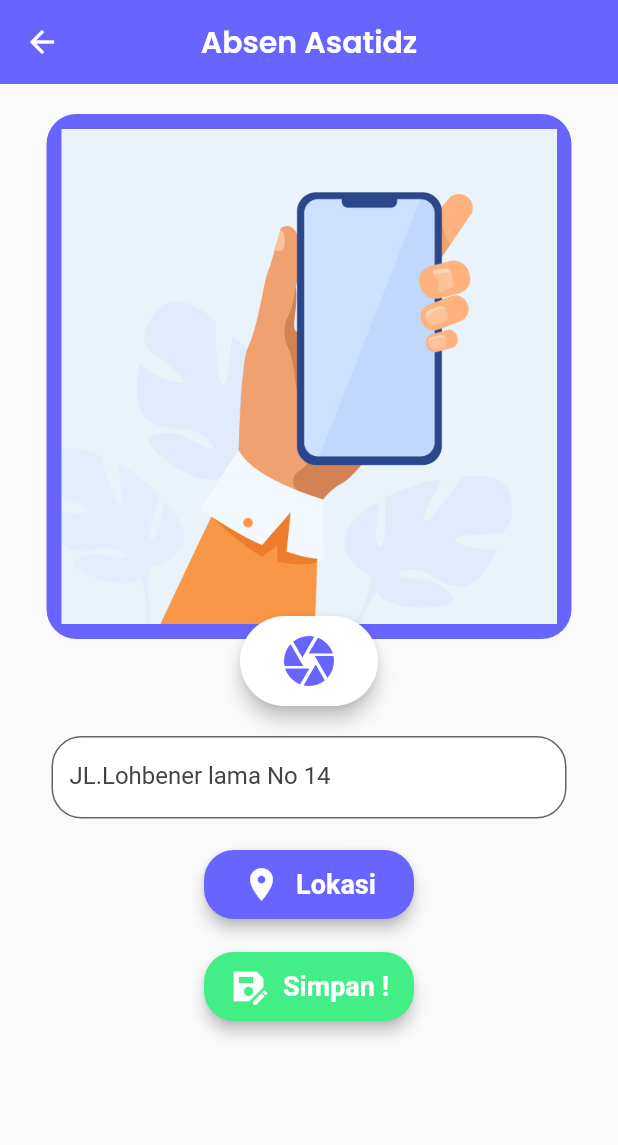
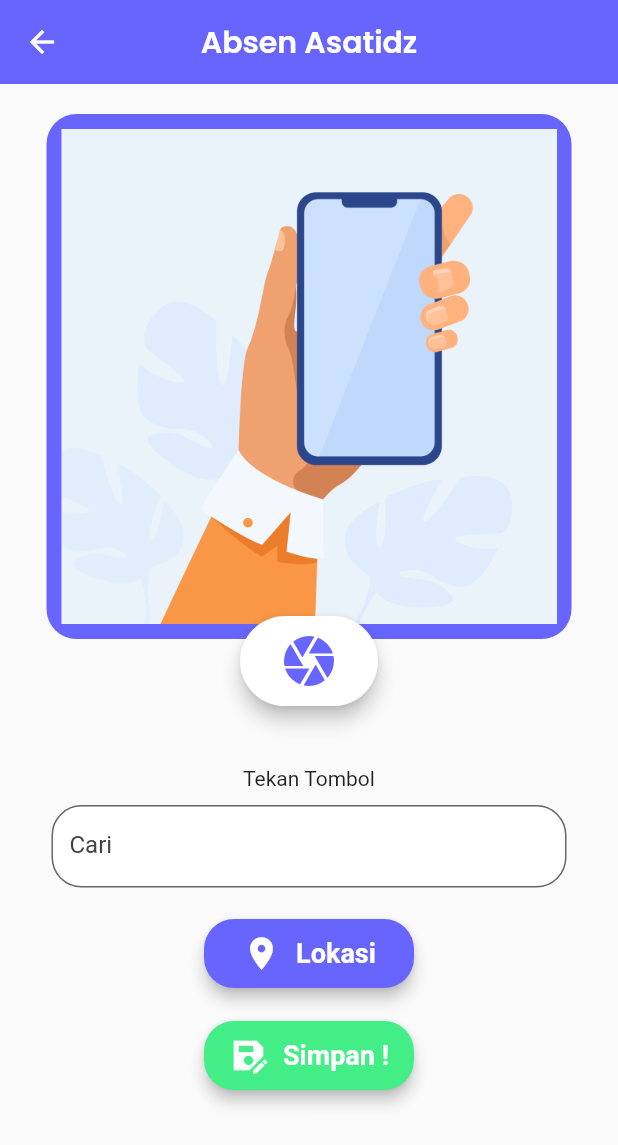
Before and after one commit to naneps/RTQ-MOBILE, a Flutter app: the MyAbsen screen opened directly, after a tap on "Lokasi", on a phone screen of 412 x 824 dp. Shown: the top 1145 px of the screen. Run offline on Flutter 3.47's test engine with Material 2 defaults, Android fonts, the phone set to English and light mode, and no system bars; our stand-ins replace animated_splash_screen, dio, fluttertoast, geocoding, geolocator, get and 2 more; missing offline and left inert: sp_util.

Commit message:
get permision location

```diff
--- a/tahfidz/lib/pages/pengajar/absen_saya/my_absensi_page.dart
+++ b/tahfidz/lib/pages/pengajar/absen_saya/my_absensi_page.dart
@@ -1,11 +1,11 @@
 import 'dart:io';
 
-import 'package:camera/camera.dart';
+// import 'package:camera/camera.dart';
 import 'package:flutter/material.dart';
-import 'package:get/get.dart';
+import 'package:geocoding/geocoding.dart';
+import 'package:geolocator/geolocator.dart';
 import 'package:google_fonts/google_fonts.dart';
 import 'package:tahfidz/components/constants.dart';
-import 'package:tahfidz/components/splashScreen.dart';
 import 'package:tahfidz/pages/pengajar/absen_saya/camera_screen.dart';
 import 'package:tahfidz/pages/pengajar/absen_saya/components/buttons.dart';
 
@@ -18,6 +18,44 @@ class MyAbsen extends StatefulWidget {
 
 class _MyAbsenState extends State<MyAbsen> {
   File? imageFile;
+  String? location = "Tekan Tombol";
+  String? address = "Cari";
+  Future<Position> _determinePosition() async {
+    bool serviceEnabled;
+    LocationPermission permission;
+
+    // Test if location services are enabled.
+    serviceEnabled = await Geolocator.isLocationServiceEnabled();
+    if (!serviceEnabled) {
+      await Geolocator.openLocationSettings();
+
+      return Future.error('Location services are disabled.');
+    }
+
+    permission = await Geolocator.checkPermission();
+    if (permission == LocationPermission.denied) {
+      permission = await Geolocator.requestPermission();
+      if (permission == LocationPermission.denied) {
+        return Future.error('Location permissions are denied');
+      }
+    }
+
+    if (permission == LocationPermission.deniedForever) {
+      // Permissions are denied forever, handle appropriately.
+      return Future.error(
+          'Location permissions are permanently denied, we cannot request permissions.');
+    }
+    return await Geolocator.getCurrentPosition();
+  }
+
+  Future<void> getAddress(Position position) async {
+    List<Placemark> placemarks =
+        await placemarkFromCoordinates(position.latitude, position.longitude);
+    Placemark place = placemarks[0];
+    address = '${place.subAdministrativeArea} , ${place.locality} ';
+    setState(() {});
+    print(placemarks);
+  }
 
   @override
   Widget build(BuildContext context) {
@@ -101,6 +139,10 @@ class _MyAbsenState extends State<MyAbsen> {
                 ],
               ),
             ),
+            SizedBox(height: 30),
+            Center(
+              child: Text("${location}"),
+            ),
             Container(
               margin: EdgeInsets.all(10),
               width: MediaQuery.of(context).size.width / 1.2,
@@ -116,7 +158,7 @@ class _MyAbsenState extends State<MyAbsen> {
                     ),
                     filled: true,
                     hintStyle: TextStyle(color: Colors.grey[800], fontSize: 16),
-                    hintText: 'JL.Lohbener lama No 14',
+                    hintText: address,
                     fillColor: Colors.white),
               ),
             ),
@@ -156,7 +198,14 @@ class _MyAbsenState extends State<MyAbsen> {
                     ),
                   ),
                 ),
-                onPressed: () {},
+                onPressed: () async {
+                  Position position = await _determinePosition();
+                  location =
+                      'Lat : ${position.latitude} , Long : ${position.longitude}';
+                  // print(position.latitude);
+                  getAddress(position);
+                  setState(() {});
+                },
               ),
             ),
             Container(
@@ -205,3 +254,5 @@ class _MyAbsenState extends State<MyAbsen> {
     );
   }
 }
+
+class $ {}
--- a/tahfidz/pubspec.yaml
+++ b/tahfidz/pubspec.yaml
@@ -28,13 +28,14 @@ environment:
 # versions available, run `flutter pub outdated`.
 dependencies:
   animated_splash_screen: ^1.2.0
-  camera: ^0.9.4+16
   cupertino_icons: ^1.0.2
   dio: ^4.0.4
   flutter:
     sdk: flutter
   flutter_sequence_animation: null
   fluttertoast: ^8.0.8
+  geocoding: ^2.0.4
+  geolocator: ^8.2.0
   get: ^4.6.1
   google_fonts: ^2.3.1
   http: ^0.13.4
```
Also changed, not shown: tahfidz/lib/pages/pengajar/absen_saya/camera_screen.dart (+94 -94 lines), tahfidz/pubspec.lock, 4 other files.
